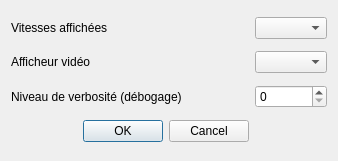
Old version of the form src/preferences.ui in the repository rene-d/pymecavideo.
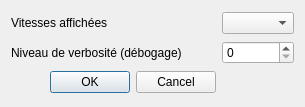
New version of the form.

Patch:
```diff
--- a/src/preferences.ui
+++ b/src/preferences.ui
@@ -6,8 +6,8 @@
    <rect>
     <x>0</x>
     <y>0</y>
-    <width>338</width>
-    <height>161</height>
+    <width>305</width>
+    <height>107</height>
    </rect>
   </property>
   <property name="windowTitle">
@@ -25,30 +25,20 @@
     <widget class="QComboBox" name="comboBoxProximite"/>
    </item>
    <item row="1" column="0">
-    <widget class="QLabel" name="label_3">
-     <property name="text">
-      <string>Afficheur vidéo</string>
-     </property>
-    </widget>
-   </item>
-   <item row="1" column="1">
-    <widget class="QComboBox" name="comboBoxVideoPLayer"/>
-   </item>
-   <item row="2" column="0">
     <widget class="QLabel" name="label_4">
      <property name="text">
       <string>Niveau de verbosité (débogage)</string>
      </property>
     </widget>
    </item>
-   <item row="2" column="1">
+   <item row="1" column="1">
     <widget class="QSpinBox" name="spinBoxDbg">
      <property name="maximum">
       <number>9</number>
      </property>
     </widget>
    </item>
-   <item row="3" column="0">
+   <item row="2" column="0">
     <widget class="QDialogButtonBox" name="buttonBox">
      <property name="orientation">
       <enum>Qt::Horizontal</enum>
```
